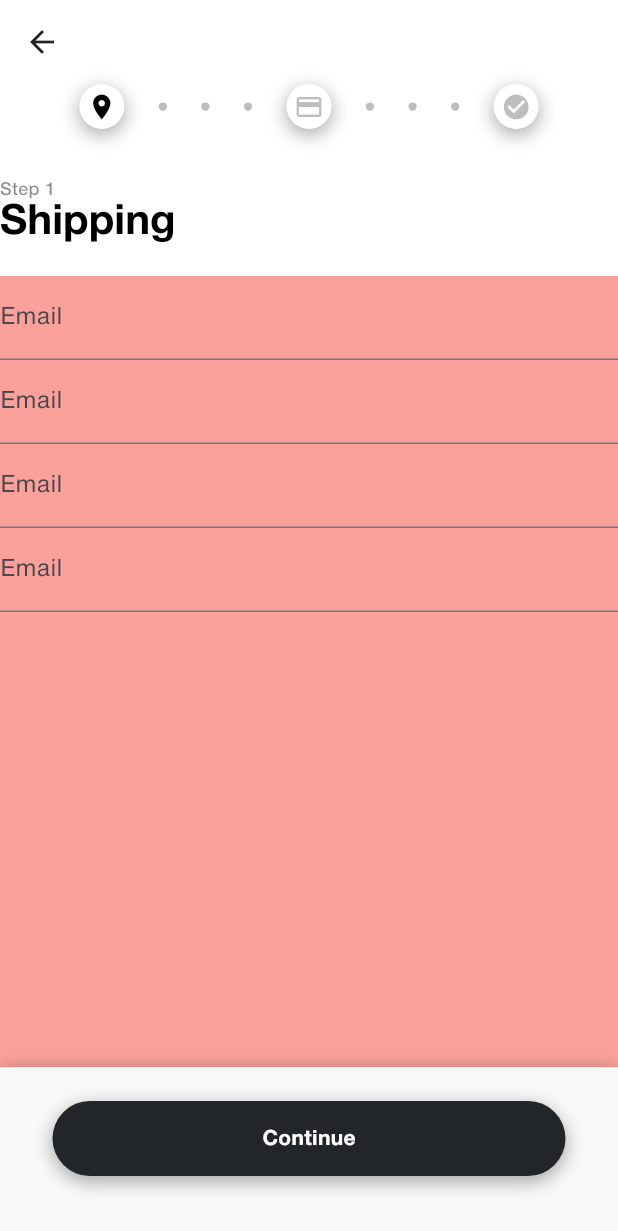
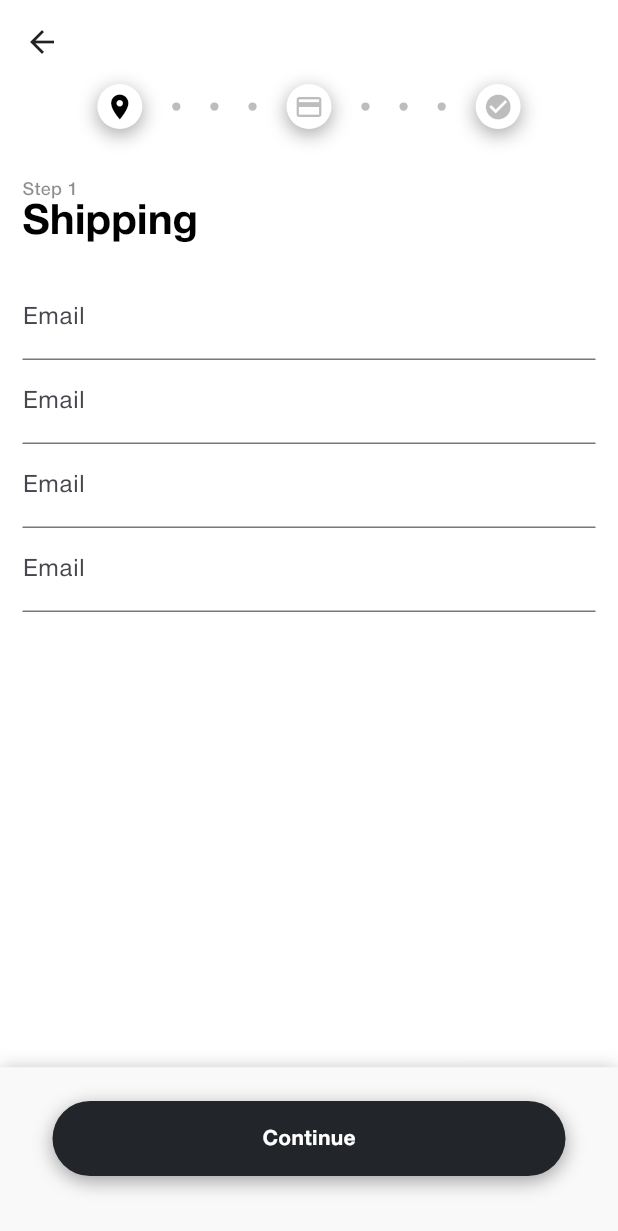
Before and after one commit to stdxpe/ecommerce-project, a Flutter app: the PaymentPageviewScreen screen opened directly, on a phone screen of 412 x 824 dp. Shown: the top 1231 px of the screen. Run offline on Flutter 3.47's test engine with Material 3 defaults, Android fonts, the phone set to English and light mode, and no system bars; our stand-ins replace carousel_slider, flutter_rating_bar, flutter_svg, google_fonts; project files that could hold a hidden picture were left out.

Commit message:
payment pageview dynamic title fixed

```diff
--- a/lib/models/enums.dart
+++ b/lib/models/enums.dart
@@ -1 +1 @@
-enum PaymentStatus { shipping, payment, summary, success, failed }
+enum PaymentStatus { shipping, payment, summary, result, success, failed }
--- a/lib/ui/screens/payment_pageview_screen.dart
+++ b/lib/ui/screens/payment_pageview_screen.dart
@@ -4,10 +4,12 @@ import 'package:ecommerce_project/models/enums.dart';
 import 'package:ecommerce_project/ui/widgets/payment_related/payment_credit_card.dart';
 import 'package:ecommerce_project/ui/widgets/payment_related/payment_result.dart';
 import 'package:ecommerce_project/ui/widgets/payment_related/payment_shipping_address.dart';
+import 'package:ecommerce_project/ui/widgets/payment_related/payment_stepper_status_bar.dart';
 import 'package:ecommerce_project/ui/widgets/payment_related/payment_summary.dart';
-import 'package:ecommerce_project/ui/widgets/payment_related/payment_stepper_status_bar.dart';
 import 'package:ecommerce_project/ui/widgets/slivers_and_appbars/app_bar_main_non_sliver.dart';
 import 'package:ecommerce_project/ui/widgets/titles/title_payment_screen_main.dart';
+import 'package:ecommerce_project/utilities/k_constants.dart';
+import 'package:ecommerce_project/utilities/k_strings_en.dart';
 
 class PaymentPageviewScreen extends StatefulWidget {
   const PaymentPageviewScreen({super.key});
@@ -32,9 +34,19 @@ class _PaymentPageviewScreenState extends State<PaymentPageviewScreen> {
       PaymentStatus.shipping,
       PaymentStatus.payment,
       PaymentStatus.summary,
+      PaymentStatus.result,
       PaymentStatus.success,
       PaymentStatus.failed,
     ];
+
+    final Map<PaymentStatus, String> paymentStatusMap = {
+      PaymentStatus.shipping: Strings.kStringPaymentStatusShipping,
+      PaymentStatus.payment: Strings.kStringPaymentStatusPayment,
+      PaymentStatus.summary: Strings.kStringPaymentStatusSummary,
+      PaymentStatus.result: Strings.kStringPaymentStatusResult,
+      PaymentStatus.success: Strings.kStringPaymentStatusSuccess,
+      PaymentStatus.failed: Strings.kStringPaymentStatusFailed,
+    };
 
     void setPaymentStatus(
         {PaymentStatus enteredPaymentStatus = PaymentStatus.shipping}) {
@@ -81,7 +93,7 @@ class _PaymentPageviewScreenState extends State<PaymentPageviewScreen> {
         onPressedMain: () {
           /// TODO: Payment Operation is gonna-be-here.
           goNextPage();
-          setPaymentStatus(enteredPaymentStatus: PaymentStatus.success);
+          setPaymentStatus(enteredPaymentStatus: PaymentStatus.result);
           // setPaymentStatus(enteredPaymentStatus: PaymentStatus.failed);
         },
         onPressedOptional: () {
@@ -123,7 +135,12 @@ class _PaymentPageviewScreenState extends State<PaymentPageviewScreen> {
           child: Column(
             mainAxisAlignment: MainAxisAlignment.spaceBetween,
             children: [
-              Column(
+              Padding(
+                padding: const EdgeInsets.only(
+                  left: Constants.kPaddingHorizontalMain,
+                  right: Constants.kPaddingHorizontalMain,
+                ),
+                child: Column(
                   children: [
                     PaymentStepperStatusBar(
                       paymentStatus: paymentStatusList[_screenIndex],
@@ -142,9 +159,12 @@ class _PaymentPageviewScreenState extends State<PaymentPageviewScreen> {
                     ),
 
                     /// PAYMENT TITLE
-                  const TitlePaymentScreenMain(
-                      title: 'Shipping', stepNumber: 1),
+                    TitlePaymentScreenMain(
+                      title: paymentStatusMap[_paymentStatus]!,
+                      stepNumber: _screenIndex + 1,
+                    ),
                   ],
+                ),
               ),
               Expanded(
                 child: PageView(
--- a/lib/ui/widgets/payment_related/payment_shipping_address.dart
+++ b/lib/ui/widgets/payment_related/payment_shipping_address.dart
@@ -2,6 +2,7 @@ import 'package:flutter/material.dart';
 
 import 'package:ecommerce_project/ui/widgets/bottom_sheets/bottom_sheet_payment_summary.dart';
 import 'package:ecommerce_project/ui/widgets/textfields/textfield_main.dart';
+import 'package:ecommerce_project/utilities/k_constants.dart';
 
 class PaymentShippingAddress extends StatelessWidget {
   final Function onPressedMain;
@@ -16,12 +17,19 @@ class PaymentShippingAddress extends StatelessWidget {
   @override
   Widget build(BuildContext context) {
     return Container(
-      color: Colors.red.withOpacity(0.5),
+      // color: Colors.red.withOpacity(0.5),
+
       child: Column(
         children: [
           const Expanded(
             child: SingleChildScrollView(
               physics: ClampingScrollPhysics(),
+              child: Padding(
+                padding: EdgeInsets.only(
+                  left: Constants.kPaddingHorizontalMain,
+                  right: Constants.kPaddingHorizontalMain,
+                  bottom: Constants.kPaddingAppBottom,
+                ),
                 child: Column(
                   children: [
                     /// PAYMENT TEXTFIELDS
@@ -30,6 +38,7 @@ class PaymentShippingAddress extends StatelessWidget {
                     TextfieldMain(),
                     TextfieldMain(),
                   ],
+                ),
               ),
             ),
           ),
--- a/lib/ui/widgets/payment_related/payment_stepper_status_bar.dart
+++ b/lib/ui/widgets/payment_related/payment_stepper_status_bar.dart
@@ -53,6 +53,19 @@ class PaymentStepperStatusBar extends StatelessWidget {
         passiveColor!,
       ];
     } else if (paymentStatus == PaymentStatus.summary) {
+      currentColors.clear();
+      currentColors = [
+        activeColor!,
+        activeColor!,
+        activeColor!,
+        activeColor!,
+        activeColor!,
+        activeColor!,
+        activeColor!,
+        activeColor!,
+        activeColor!,
+      ];
+    } else if (paymentStatus == PaymentStatus.result) {
       currentColors.clear();
       currentColors = [
         activeColor!,
--- a/lib/ui/widgets/payment_related/payment_summary.dart
+++ b/lib/ui/widgets/payment_related/payment_summary.dart
@@ -32,7 +32,9 @@ class PaymentSummary extends StatelessWidget {
               itemBuilder: (context, index) {
                 return Padding(
                   padding: const EdgeInsets.symmetric(
-                      vertical: Constants.kPaddingBetweenElementsMain),
+                    vertical: Constants.kPaddingBetweenElementsMain,
+                    horizontal: Constants.kPaddingBetweenElementsMain * 2,
+                  ),
                   child: ProductCardHorizontalMini(
                     product: Product(
                       title: '$index MOS Sale-Fit Shirt Shirtasdfasdfsdfgsdfg',
--- a/lib/utilities/k_strings_en.dart
+++ b/lib/utilities/k_strings_en.dart
@@ -55,6 +55,13 @@ class Strings {
   static const kStringSearchInitialText = 'Please search for a product';
 
   /// PAYMENT SCREEN
+  static const kStringPaymentStatusShipping = 'Shipping';
+  static const kStringPaymentStatusPayment = 'Payment';
+  static const kStringPaymentStatusSummary = 'Summary';
+  static const kStringPaymentStatusResult = 'Result';
+  static const kStringPaymentStatusSuccess = 'Success';
+  static const kStringPaymentStatusFailed = 'Failed';
+
   static const kStringPaymentResultTitlePositive = 'Success!';
   static const kStringPaymentResultTitleNegative = 'Error!';
   static const kStringPaymentResultSubtitlePositive =
```
Also changed, not shown: lib/ui/widgets/payment_related/payment_credit_card.dart (+13 -2 lines), lib/ui/widgets/payment_related/payment_result.dart (+16 -6 lines). Lines whose indentation alone changed are shown as unchanged.
